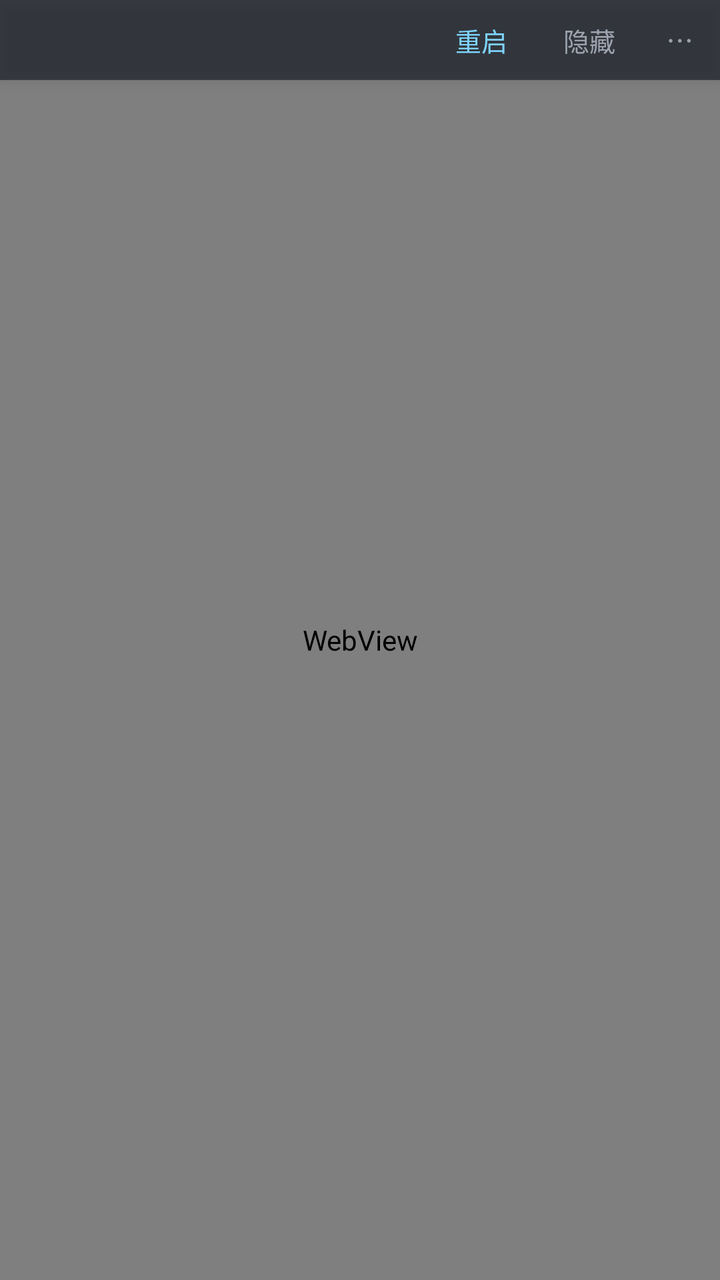
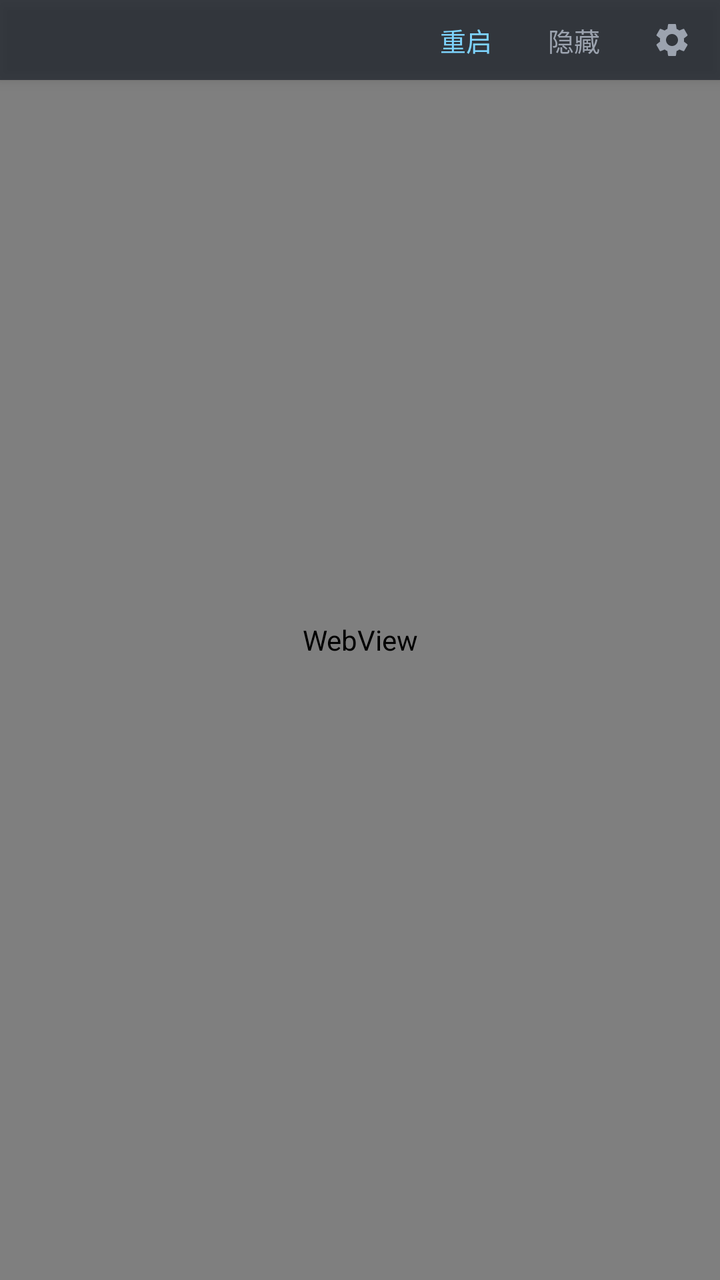

Two renders of the same Android screen: before a commit and after it. Below are the layout's source before the change and the commit's diff.
<!-- AndroidManifest.xml: application theme Theme.Dsh -->
<!-- res/layout/activity_main.xml -->
<?xml version="1.0" encoding="utf-8"?>
<FrameLayout xmlns:android="http://schemas.android.com/apk/res/android"
    android:layout_width="match_parent"
    android:layout_height="match_parent">

    
    <WebView
        android:id="@+id/webView"
        android:layout_width="match_parent"
        android:layout_height="match_parent" />

    
    <ProgressBar
        android:id="@+id/installProgress"
        style="?android:attr/progressBarStyleHorizontal"
        android:layout_width="match_parent"
        android:layout_height="wrap_content"
        android:minHeight="3dp"
        android:maxHeight="3dp"
        android:layout_gravity="top"
        android:layout_marginTop="40dp"
        android:indeterminate="true"
        android:progressTint="#FF7DD3FC"
        android:progressBackgroundTint="#26FFFFFF"
        android:elevation="4dp"
        android:visibility="gone" />

    
    <LinearLayout
        android:id="@+id/handleBar"
        android:layout_width="96dp"
        android:layout_height="22dp"
        android:layout_gravity="top|center_horizontal"
        android:layout_marginTop="2dp"
        android:orientation="horizontal"
        android:gravity="center"
        android:background="@drawable/bg_handle_bar"
        android:clickable="true"
        android:focusable="true"
        android:visibility="gone">
        <View
            android:layout_width="44dp"
            android:layout_height="4dp"
            android:background="#99FFFFFF" />
    </LinearLayout>

    
    <LinearLayout
        android:id="@+id/statusBarRow"
        android:layout_width="match_parent"
        android:layout_height="40dp"
        android:orientation="horizontal"
        android:background="#B31A2028"
        android:elevation="4dp"
        android:gravity="center_vertical">

        <TextView
            android:id="@+id/statusBar"
            android:layout_width="0dp"
            android:layout_height="match_parent"
            android:layout_weight="1"
            android:paddingHorizontal="16dp"
            android:textColor="#FF9CA3AF"
            android:textSize="13sp"
            android:gravity="center_vertical"
            android:singleLine="true"
            android:ellipsize="end" />

        
        <TextView
            android:id="@+id/btnBack"
            android:layout_width="wrap_content"
            android:layout_height="match_parent"
            android:gravity="center"
            android:paddingHorizontal="12dp"
            android:text="@string/btn_back"
            android:textColor="#FF6EE7B7"
            android:textSize="13sp"
            android:visibility="gone"
            android:background="?android:attr/selectableItemBackground" />

        <TextView
            android:id="@+id/btnRestart"
            android:layout_width="wrap_content"
            android:layout_height="match_parent"
            android:gravity="center"
            android:paddingHorizontal="14dp"
            android:text="@string/btn_restart"
            android:textColor="#FF7DD3FC"
            android:textSize="13sp"
            android:background="?android:attr/selectableItemBackground" />

        
        <TextView
            android:id="@+id/btnHide"
            android:layout_width="wrap_content"
            android:layout_height="match_parent"
            android:gravity="center"
            android:paddingHorizontal="14dp"
            android:text="@string/btn_hide"
            android:textColor="#FF9CA3AF"
            android:textSize="13sp"
            android:background="?android:attr/selectableItemBackground" />

        <TextView
            android:id="@+id/btnMore"
            android:layout_width="wrap_content"
            android:layout_height="match_parent"
            android:gravity="center"
            android:paddingHorizontal="12dp"
            android:layout_marginEnd="2dp"
            android:text="@string/btn_more"
            android:textColor="#FF9CA3AF"
            android:textSize="15sp"
            android:background="?android:attr/selectableItemBackground" />
    </LinearLayout>
</FrameLayout>
<!-- resources referenced by this layout -->
<resources>
  <!-- drawable bg_handle_bar (drawable) -->
  <?xml version="1.0" encoding="utf-8"?>
  <shape xmlns:android="http://schemas.android.com/apk/res/android">
      <solid android:color="#8C1A2028" />
      <corners android:radius="11dp" />
  </shape>
  <string name="btn_back">← 主页</string>
  <string name="btn_hide">隐藏</string>
  <string name="btn_more">⋯</string>
  <string name="btn_restart">重启</string>
  <style name="Theme.Dsh" parent="android:Theme.Material.NoActionBar">
          <item name="android:statusBarColor">#FF101418</item>
          <item name="android:navigationBarColor">#FF101418</item>
          <item name="android:windowBackground">#FF101418</item>
      </style>
</resources>

<!-- the commit's change to res/layout/activity_main.xml (unified diff, before → after) -->
@@ -102,16 +102,15 @@
             android:textSize="13sp"
             android:background="?android:attr/selectableItemBackground" />
 
-        <TextView
+        
+        <ImageView
             android:id="@+id/btnMore"
-            android:layout_width="wrap_content"
+            android:layout_width="44dp"
             android:layout_height="match_parent"
-            android:gravity="center"
-            android:paddingHorizontal="12dp"
+            android:padding="10dp"
             android:layout_marginEnd="2dp"
-            android:text="@string/btn_more"
-            android:textColor="#FF9CA3AF"
-            android:textSize="15sp"
-            android:background="?android:attr/selectableItemBackground" />
+            android:src="@drawable/ic_settings"
+            android:background="?android:attr/selectableItemBackground"
+            android:contentDescription="@string/settings_title" />
     </LinearLayout>
 </FrameLayout>
<!-- resource entries referenced after the edit -->
@@ -6,10 +6,21 @@
       <solid android:color="#8C1A2028" />
       <corners android:radius="11dp" />
   </shape>
+  <!-- drawable ic_settings (drawable) -->
+  <?xml version="1.0" encoding="utf-8"?>
+  <vector xmlns:android="http://schemas.android.com/apk/res/android"
+      android:width="24dp"
+      android:height="24dp"
+      android:viewportWidth="24"
+      android:viewportHeight="24">
+      <path
+          android:fillColor="#FF9CA3AF"
+          android:pathData="M19.14,12.94c0.04,-0.3 0.06,-0.61 0.06,-0.94c0,-0.32 -0.02,-0.64 -0.07,-0.94l2.03,-1.58c0.18,-0.14 0.23,-0.41 0.12,-0.61l-1.92,-3.32c-0.12,-0.22 -0.37,-0.29 -0.59,-0.22l-2.39,0.96c-0.5,-0.38 -1.03,-0.7 -1.62,-0.94L14.4,2.81c-0.04,-0.24 -0.24,-0.41 -0.48,-0.41h-3.84c-0.24,0 -0.43,0.17 -0.47,0.41L9.25,5.35C8.66,5.59 8.12,5.92 7.63,6.29L5.24,5.33c-0.22,-0.08 -0.47,0 -0.59,0.22L2.74,8.87C2.62,9.08 2.66,9.34 2.86,9.48l2.03,1.58C4.84,11.36 4.8,11.69 4.8,12s0.02,0.64 0.07,0.94l-2.03,1.58c-0.18,0.14 -0.23,0.41 -0.12,0.61l1.92,3.32c0.12,0.22 0.37,0.29 0.59,0.22l2.39,-0.96c0.5,0.38 1.03,0.7 1.62,0.94l0.36,2.54c0.05,0.24 0.24,0.41 0.48,0.41h3.84c0.24,0 0.44,-0.17 0.47,-0.41l0.36,-2.54c0.59,-0.24 1.13,-0.56 1.62,-0.94l2.39,0.96c0.22,0.08 0.47,0 0.59,-0.22l1.92,-3.32c0.12,-0.22 0.07,-0.47 -0.12,-0.61L19.14,12.94zM12,15.6c-1.98,0 -3.6,-1.62 -3.6,-3.6s1.62,-3.6 3.6,-3.6s3.6,1.62 3.6,3.6S13.98,15.6 12,15.6z" />
+  </vector>
   <string name="btn_back">← 主页</string>
   <string name="btn_hide">隐藏</string>
-  <string name="btn_more">⋯</string>
   <string name="btn_restart">重启</string>
+  <string name="settings_title">设置</string>
   <style name="Theme.Dsh" parent="android:Theme.Material.NoActionBar">
           <item name="android:statusBarColor">#FF101418</item>
           <item name="android:navigationBarColor">#FF101418</item>
